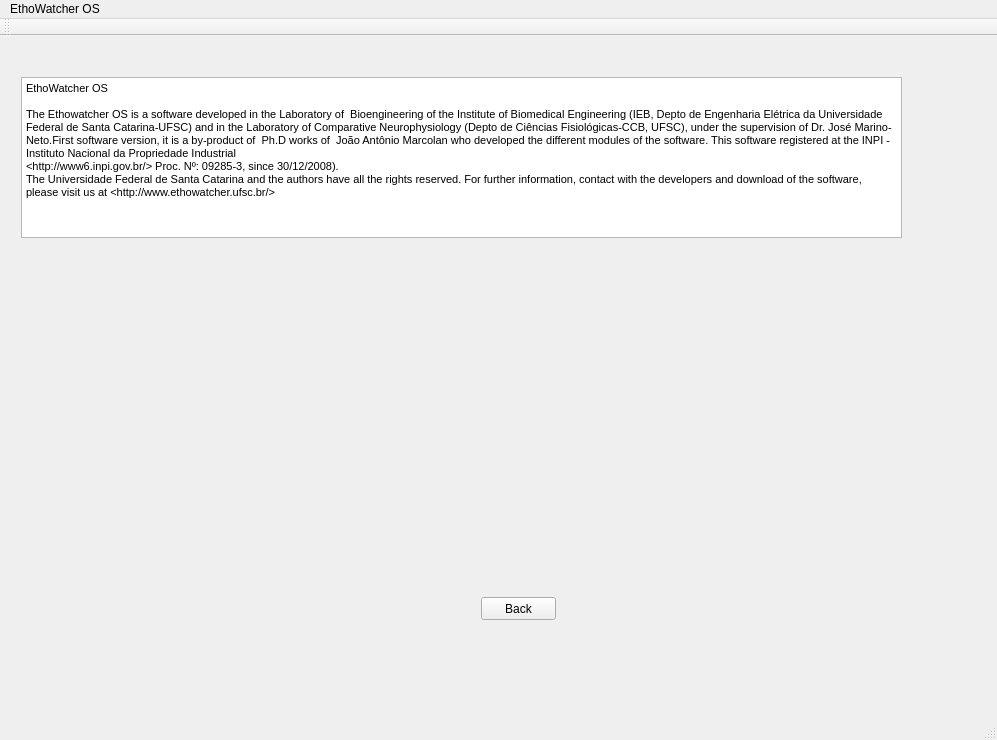
Above: src/ethowatcher.ui from EthoWatcher/ethowatcher before the change. Below: the same form after it.
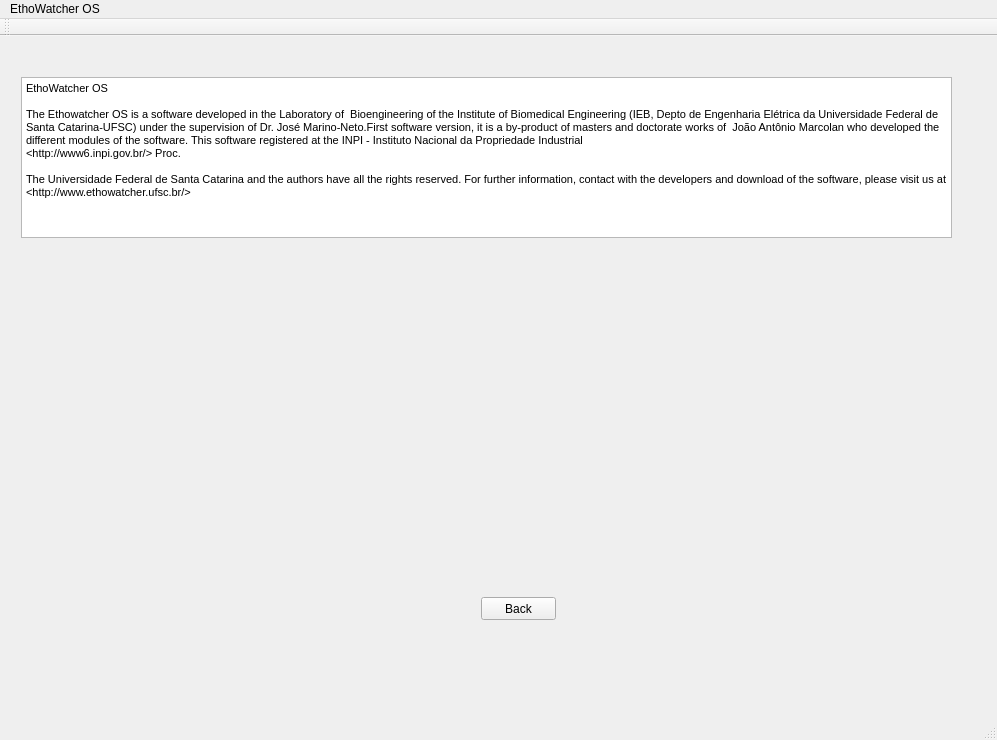
That is the form after the change. The open tabs and pages were chosen to show the change. Icons and pictures are not drawn.

Commit message: Ajusting about text

The edit to the form file:
```diff
--- a/src/ethowatcher.ui
+++ b/src/ethowatcher.ui
@@ -1190,7 +1190,7 @@
          <rect>
           <x>10</x>
           <y>30</y>
-          <width>881</width>
+          <width>931</width>
           <height>161</height>
          </rect>
         </property>
@@ -1201,8 +1201,9 @@
 &lt;/style&gt;&lt;/head&gt;&lt;body style=&quot; font-family:'MS Shell Dlg 2'; font-size:8.25pt; font-weight:400; font-style:normal;&quot;&gt;
 &lt;p style=&quot; margin-top:0px; margin-bottom:0px; margin-left:0px; margin-right:0px; -qt-block-indent:0; text-indent:0px;&quot;&gt;&lt;span style=&quot; font-size:8pt;&quot;&gt;EthoWatcher OS&lt;/span&gt;&lt;/p&gt;
 &lt;p style=&quot;-qt-paragraph-type:empty; margin-top:0px; margin-bottom:0px; margin-left:0px; margin-right:0px; -qt-block-indent:0; text-indent:0px; font-size:8pt;&quot;&gt;&lt;br /&gt;&lt;/p&gt;
-&lt;p style=&quot; margin-top:0px; margin-bottom:0px; margin-left:0px; margin-right:0px; -qt-block-indent:0; text-indent:0px;&quot;&gt;&lt;span style=&quot; font-size:8pt;&quot;&gt;The Ethowatcher OS is a software developed in the Laboratory of  Bioengineering of the Institute of Biomedical Engineering (IEB, Depto de Engenharia Elétrica da Universidade Federal de Santa Catarina-UFSC) and in the Laboratory of Comparative Neurophysiology (Depto de Ciências Fisiológicas-CCB, UFSC), under the supervision of Dr. José Marino-Neto.First software version, it is a by-product of  Ph.D works of  João Antônio Marcolan who developed the different modules of the software. This software registered at the INPI - Instituto Nacional da Propriedade Industrial &lt;/span&gt;&lt;/p&gt;
-&lt;p style=&quot; margin-top:0px; margin-bottom:0px; margin-left:0px; margin-right:0px; -qt-block-indent:0; text-indent:0px;&quot;&gt;&lt;span style=&quot; font-size:8pt;&quot;&gt;&amp;lt;http://www6.inpi.gov.br/&amp;gt; Proc. Nº: 09285-3, since 30/12/2008). &lt;/span&gt;&lt;/p&gt;
+&lt;p style=&quot; margin-top:0px; margin-bottom:0px; margin-left:0px; margin-right:0px; -qt-block-indent:0; text-indent:0px;&quot;&gt;&lt;span style=&quot; font-size:8pt;&quot;&gt;The Ethowatcher OS is a software developed in the Laboratory of  Bioengineering of the Institute of Biomedical Engineering (IEB, Depto de Engenharia Elétrica da Universidade Federal de Santa Catarina-UFSC) under the supervision of Dr. José Marino-Neto.First software version, it is a by-product of masters and doctorate works of  João Antônio Marcolan who developed the different modules of the software. This software registered at the INPI - Instituto Nacional da Propriedade Industrial &lt;/span&gt;&lt;/p&gt;
+&lt;p style=&quot; margin-top:0px; margin-bottom:0px; margin-left:0px; margin-right:0px; -qt-block-indent:0; text-indent:0px;&quot;&gt;&lt;span style=&quot; font-size:8pt;&quot;&gt;&amp;lt;http://www6.inpi.gov.br/&amp;gt; Proc. &lt;/span&gt;&lt;/p&gt;
+&lt;p style=&quot;-qt-paragraph-type:empty; margin-top:0px; margin-bottom:0px; margin-left:0px; margin-right:0px; -qt-block-indent:0; text-indent:0px; font-size:8pt;&quot;&gt;&lt;br /&gt;&lt;/p&gt;
 &lt;p style=&quot; margin-top:0px; margin-bottom:0px; margin-left:0px; margin-right:0px; -qt-block-indent:0; text-indent:0px;&quot;&gt;&lt;span style=&quot; font-size:8pt;&quot;&gt;The Universidade Federal de Santa Catarina and the authors have all the rights reserved. For further information, contact with the developers and download of the software, please visit us at &amp;lt;http://www.ethowatcher.ufsc.br/&amp;gt;&lt;/span&gt;&lt;/p&gt;
 &lt;p style=&quot;-qt-paragraph-type:empty; margin-top:0px; margin-bottom:0px; margin-left:0px; margin-right:0px; -qt-block-indent:0; text-indent:0px; font-size:8pt;&quot;&gt;&lt;br /&gt;&lt;/p&gt;
 &lt;p style=&quot;-qt-paragraph-type:empty; margin-top:0px; margin-bottom:0px; margin-left:0px; margin-right:0px; -qt-block-indent:0; text-indent:0px; font-size:8pt;&quot;&gt;&lt;br /&gt;&lt;/p&gt;&lt;/body&gt;&lt;/html&gt;</string>
```
Left out of the diff: 2 changed lines with no effect on the pictures.
